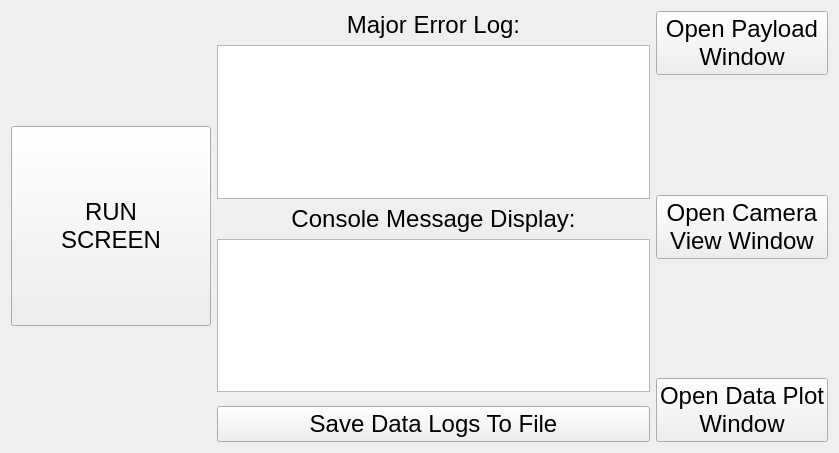
This is resource/errordiagnosticscreen.ui in rpiRobotics/rpi_arm_composites_manufacturing_gui as Qt 5 draws it before an edit. The edited form follows.
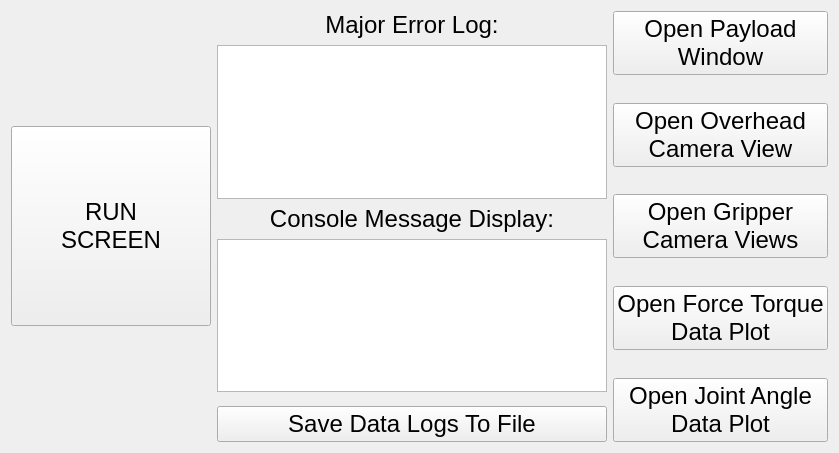
This is the edited form. Icons and pictures are not drawn.

Commit message: Changed GUI to match process controller changes

Diff of the .ui file:
```diff
--- a/resource/errordiagnosticscreen.ui
+++ b/resource/errordiagnosticscreen.ui
@@ -204,8 +204,8 @@
         </font>
        </property>
        <property name="text">
-        <string>Open Camera
-View Window</string>
+        <string>Open Overhead
+Camera View</string>
        </property>
       </widget>
      </item>
@@ -230,8 +230,60 @@
         </font>
        </property>
        <property name="text">
-        <string>Open Data Plot
-Window</string>
+        <string>Open Gripper
+Camera Views</string>
+       </property>
+      </widget>
+     </item>
+     <item>
+      <spacer name="verticalSpacer_9">
+       <property name="orientation">
+        <enum>Qt::Vertical</enum>
+       </property>
+       <property name="sizeHint" stdset="0">
+        <size>
+         <width>20</width>
+         <height>40</height>
+        </size>
+       </property>
+      </spacer>
+     </item>
+     <item>
+      <widget class="QPushButton" name="openForceTorqueDataPlot">
+       <property name="font">
+        <font>
+         <pointsize>18</pointsize>
+        </font>
+       </property>
+       <property name="text">
+        <string>Open Force Torque
+Data Plot</string>
+       </property>
+      </widget>
+     </item>
+     <item>
+      <spacer name="verticalSpacer_7">
+       <property name="orientation">
+        <enum>Qt::Vertical</enum>
+       </property>
+       <property name="sizeHint" stdset="0">
+        <size>
+         <width>20</width>
+         <height>40</height>
+        </size>
+       </property>
+      </spacer>
+     </item>
+     <item>
+      <widget class="QPushButton" name="openJointAngleDataPlot">
+       <property name="font">
+        <font>
+         <pointsize>18</pointsize>
+        </font>
+       </property>
+       <property name="text">
+        <string>Open Joint Angle
+Data Plot</string>
        </property>
       </widget>
      </item>
```
Left out of the diff: 6 changed lines with no effect on the pictures. The commit also changes 4 other files.
